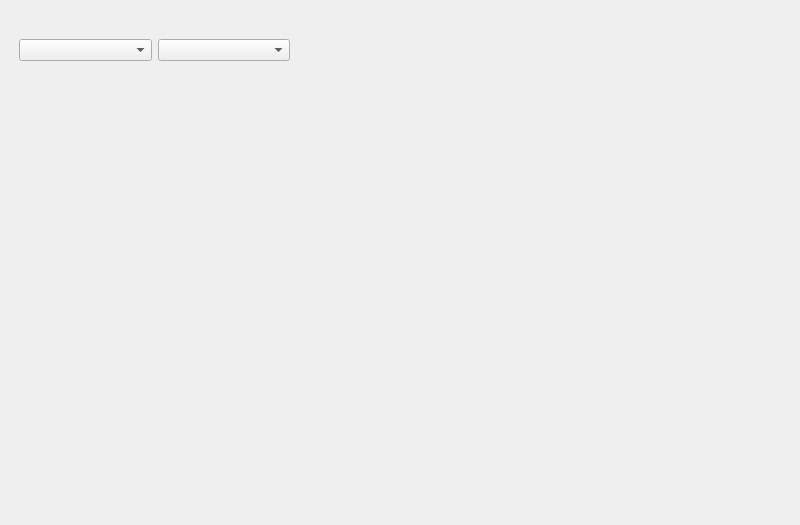
Old version of the form mainwindow.ui in the repository joeyCampbelll/FGCProjectQt.
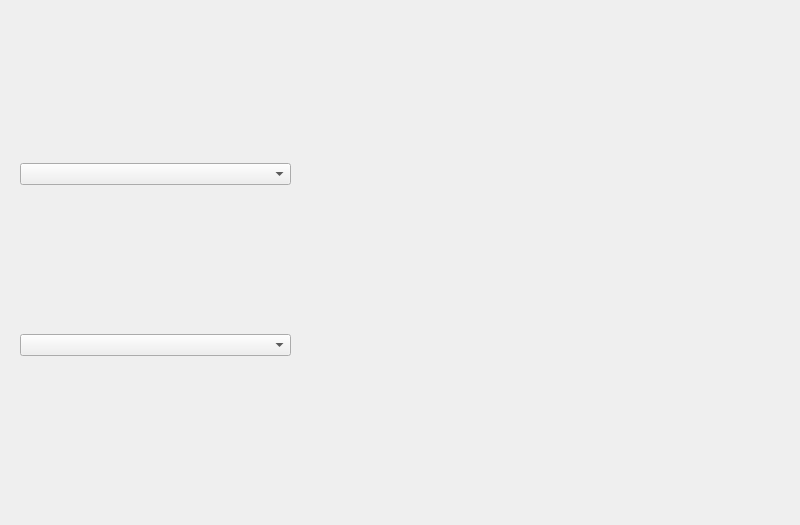
New version of the form.

The edit to the form file:
```diff
--- a/mainwindow.ui
+++ b/mainwindow.ui
@@ -162,32 +162,21 @@
       <property name="geometry">
        <rect>
         <x>20</x>
-        <y>110</y>
+        <y>20</y>
         <width>271</width>
-        <height>391</height>
+        <height>481</height>
        </rect>
       </property>
-      <layout class="QVBoxLayout" name="verticalLayout"/>
-     </widget>
-     <widget class="QWidget" name="gridLayoutWidget">
-      <property name="geometry">
-       <rect>
-        <x>19</x>
-        <y>10</y>
-        <width>271</width>
-        <height>80</height>
-       </rect>
-      </property>
-      <layout class="QGridLayout" name="gridLayout_2">
-       <item row="0" column="1">
+      <layout class="QVBoxLayout" name="verticalLayout">
+       <item>
         <widget class="QComboBox" name="combo_ColumnDataType">
          <property name="currentText">
           <string/>
          </property>
         </widget>
        </item>
-       <item row="0" column="0">
-        <widget class="QComboBox" name="combo_ColumnLetter"/>
+       <item>
+        <widget class="QComboBox" name="combo_ColumnName"/>
        </item>
       </layout>
      </widget>
```
